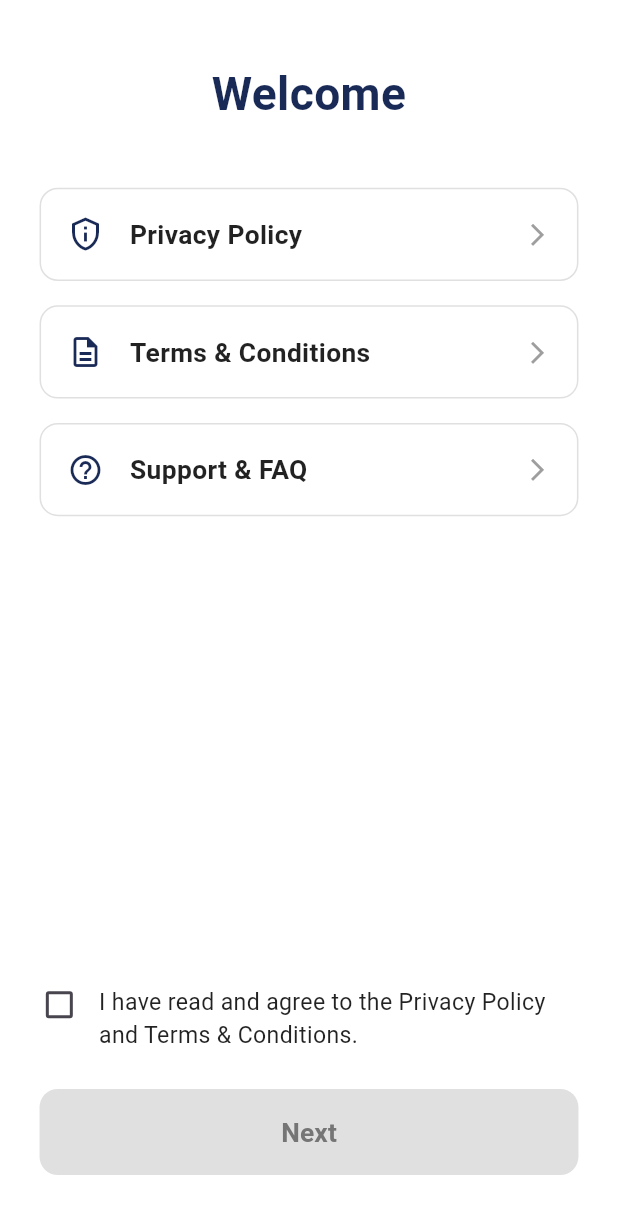
After one commit to backbencherstudio/matthewmoec-app, a Flutter app: the screen it shows after launch, on a phone screen of 412 x 824 dp. The commit adds this screen. Shown: the top 1214 px of the screen. Run offline on Flutter 3.47's test engine with Material 3 defaults, Android fonts, the phone set to English and light mode, and no system bars; our stand-ins replace dio, flutter_dotenv, flutter_riverpod, flutter_screenutil, go_router, share_plus and 2 more; missing offline and left inert: google_mlkit_translation.

Commit message:
feat: add DoubleTapToExit widget and implement it on consent and bottom navigation screens with iOS project configuration updates

```diff
--- /dev/null
+++ b/lib/core/widgets/double_tap_to_exit.dart
@@ -0,0 +1,45 @@
+import 'package:flutter/material.dart';
+import 'package:flutter/services.dart';
+
+class DoubleTapToExit extends StatefulWidget {
+  final Widget child;
+  final String message;
+
+  const DoubleTapToExit({
+    super.key,
+    required this.child,
+    this.message = 'Press back again to exit',
+  });
+
+  @override
+  State<DoubleTapToExit> createState() => _DoubleTapToExitState();
+}
+
+class _DoubleTapToExitState extends State<DoubleTapToExit> {
+  DateTime? _lastPressedAt;
+
+  @override
+  Widget build(BuildContext context) {
+    return PopScope(
+      canPop: false,
+      onPopInvokedWithResult: (didPop, result) {
+        if (didPop) return;
+
+        final now = DateTime.now();
+        if (_lastPressedAt == null ||
+            now.difference(_lastPressedAt!) > const Duration(seconds: 2)) {
+          _lastPressedAt = now;
+          ScaffoldMessenger.of(context).showSnackBar(
+            SnackBar(
+              content: Text(widget.message),
+              duration: const Duration(seconds: 2),
+            ),
+          );
+        } else {
+          SystemNavigator.pop();
+        }
+      },
+      child: widget.child,
+    );
+  }
+}
--- a/lib/features/bottom_nav/presentation/screens/bottom_nav_screen.dart
+++ b/lib/features/bottom_nav/presentation/screens/bottom_nav_screen.dart
@@ -1,6 +1,7 @@
 import 'package:flutter/material.dart';
 import 'package:flutter/services.dart';
 import 'package:go_router/go_router.dart';
+import 'package:matthewmoec_app/core/widgets/double_tap_to_exit.dart';
 import 'package:matthewmoec_app/l10n/generated/app_localizations.dart';
 
 class BottomNavScreen extends StatelessWidget {
@@ -28,7 +29,8 @@ class BottomNavScreen extends StatelessWidget {
         label: l10n.navShare,
       ),
     ];
-    return AnnotatedRegion<SystemUiOverlayStyle>(
+    return DoubleTapToExit(
+      child: AnnotatedRegion<SystemUiOverlayStyle>(
         value: const SystemUiOverlayStyle(
           statusBarColor: Colors.transparent,
           statusBarIconBrightness: Brightness.light,
@@ -46,6 +48,7 @@ class BottomNavScreen extends StatelessWidget {
             items: destinations,
           ),
         ),
+      ),
     );
   }
 }
--- a/lib/features/onboarding/presentation/screens/consent_screen.dart
+++ b/lib/features/onboarding/presentation/screens/consent_screen.dart
@@ -4,6 +4,7 @@ import 'package:flutter_screenutil/flutter_screenutil.dart';
 import 'package:go_router/go_router.dart';
 import 'package:matthewmoec_app/core/constants/app_color.dart';
 import 'package:matthewmoec_app/core/routes/app_route_names.dart';
+import 'package:matthewmoec_app/core/widgets/double_tap_to_exit.dart';
 import 'package:matthewmoec_app/features/onboarding/presentation/providers/consent_provider.dart';
 import 'package:matthewmoec_app/l10n/generated/app_localizations.dart';
 
@@ -15,9 +16,10 @@ class ConsentScreen extends ConsumerWidget {
     final l10n = AppLocalizations.of(context)!;
     final isAccepted = ref.watch(consentAcceptedProvider);
 
-    return Scaffold(
-      backgroundColor: Colors.white,
-      body: SafeArea(
+    return DoubleTapToExit(
+      child: Scaffold(
+        backgroundColor: Colors.white,
+        body: SafeArea(
         child: Padding(
           padding: EdgeInsets.symmetric(horizontal: 24.w, vertical: 40.h),
           child: Column(
@@ -119,6 +121,7 @@ class ConsentScreen extends ConsumerWidget {
           ),
         ),
       ),
+      ),
     );
   }
 
```
Also changed, not shown: 3 other files. Lines whose indentation alone changed are shown as unchanged.
